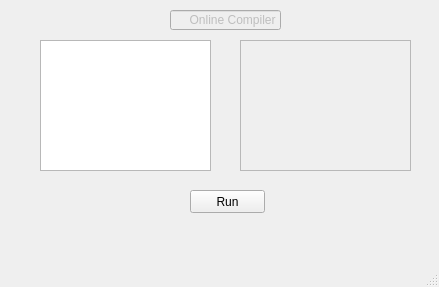
First picture: the form in newWindow.ui, repository benkedda-louai/TP-CMP, before the edit.
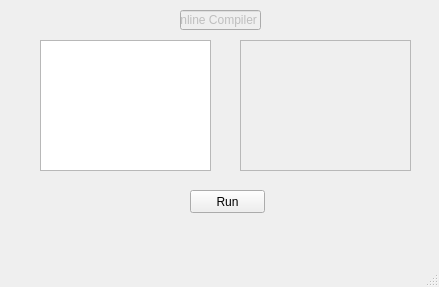
Second picture: the form after the edit.

```diff
--- a/newWindow.ui
+++ b/newWindow.ui
@@ -56,14 +56,14 @@
     </property>
     <property name="geometry">
      <rect>
-      <x>170</x>
+      <x>180</x>
       <y>10</y>
-      <width>111</width>
+      <width>81</width>
       <height>20</height>
      </rect>
     </property>
     <property name="text">
-     <string>     Online Compiler</string>
+     <string>Online Compiler</string>
     </property>
    </widget>
   </widget>
```
